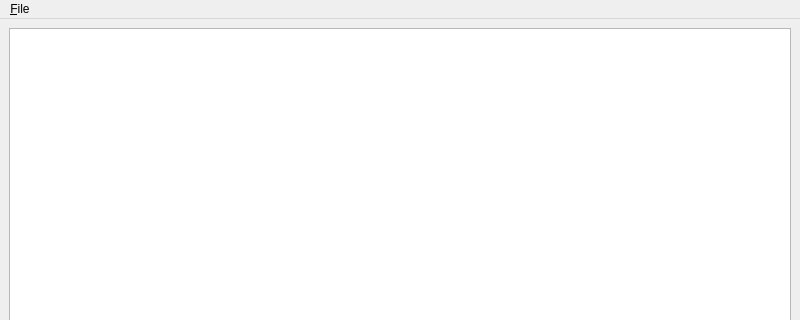
The window that ui/mainwindow.ui (Dominoman/OlympusGUI) describes before a commit, drawn with Qt 5; both pictures show x 0 to 800 and y 0 to 320 of the 800 by 600 pixel window.
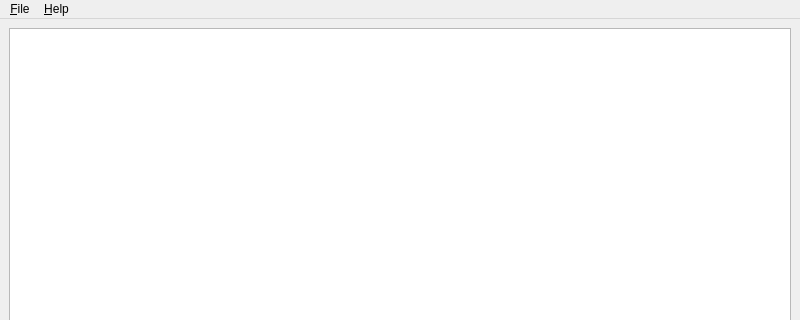
The same window after the commit.

Commit message: Camera properties dialog

```diff
--- a/ui/mainwindow.ui
+++ b/ui/mainwindow.ui
@@ -30,7 +30,7 @@
      <x>0</x>
      <y>0</y>
      <width>800</width>
-     <height>26</height>
+     <height>22</height>
     </rect>
    </property>
    <widget class="QMenu" name="menu_File">
@@ -42,7 +42,14 @@
     <addaction name="separator"/>
     <addaction name="actionE_xit"/>
    </widget>
+   <widget class="QMenu" name="menu_Help">
+    <property name="title">
+     <string>&amp;Help</string>
+    </property>
+    <addaction name="action_About"/>
+   </widget>
    <addaction name="menu_File"/>
+   <addaction name="menu_Help"/>
   </widget>
   <widget class="QStatusBar" name="statusbar"/>
   <action name="actionE_xit">
```
Left out of the diff: 12 changed lines with no effect on the pictures. The commit also changes 7 other files.
